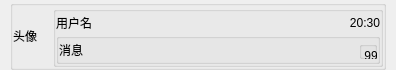
Qt form ui/components/mainwindow/chatListPage/recent_chats/rc_line.ui (Sakurakouji-Saika/MyQtClient) before a commit.
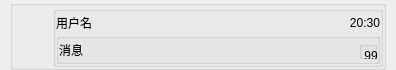
The same form after that commit.

```diff
--- a/ui/components/mainwindow/chatListPage/recent_chats/rc_line.ui
+++ b/ui/components/mainwindow/chatListPage/recent_chats/rc_line.ui
@@ -67,8 +67,8 @@
           <height>40</height>
          </size>
         </property>
-        <property name="text">
-         <string>头像</string>
+        <property name="scaledContents">
+         <bool>true</bool>
         </property>
        </widget>
       </item>
```
